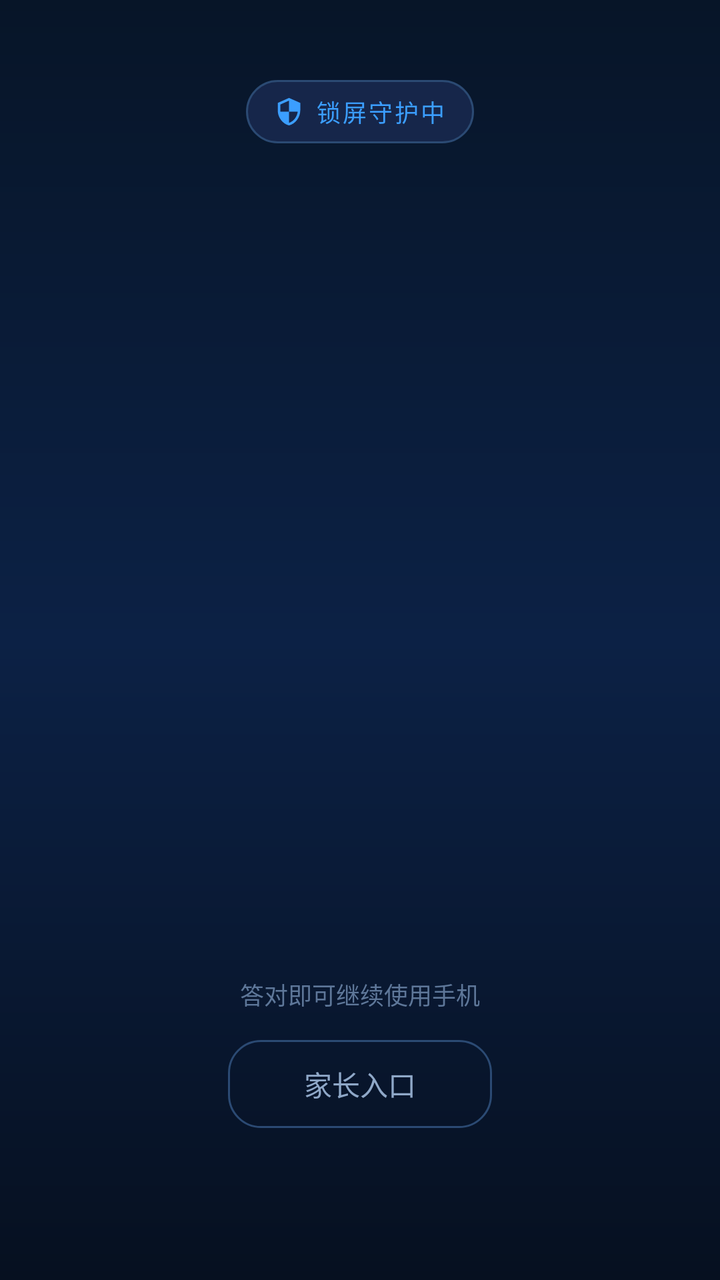
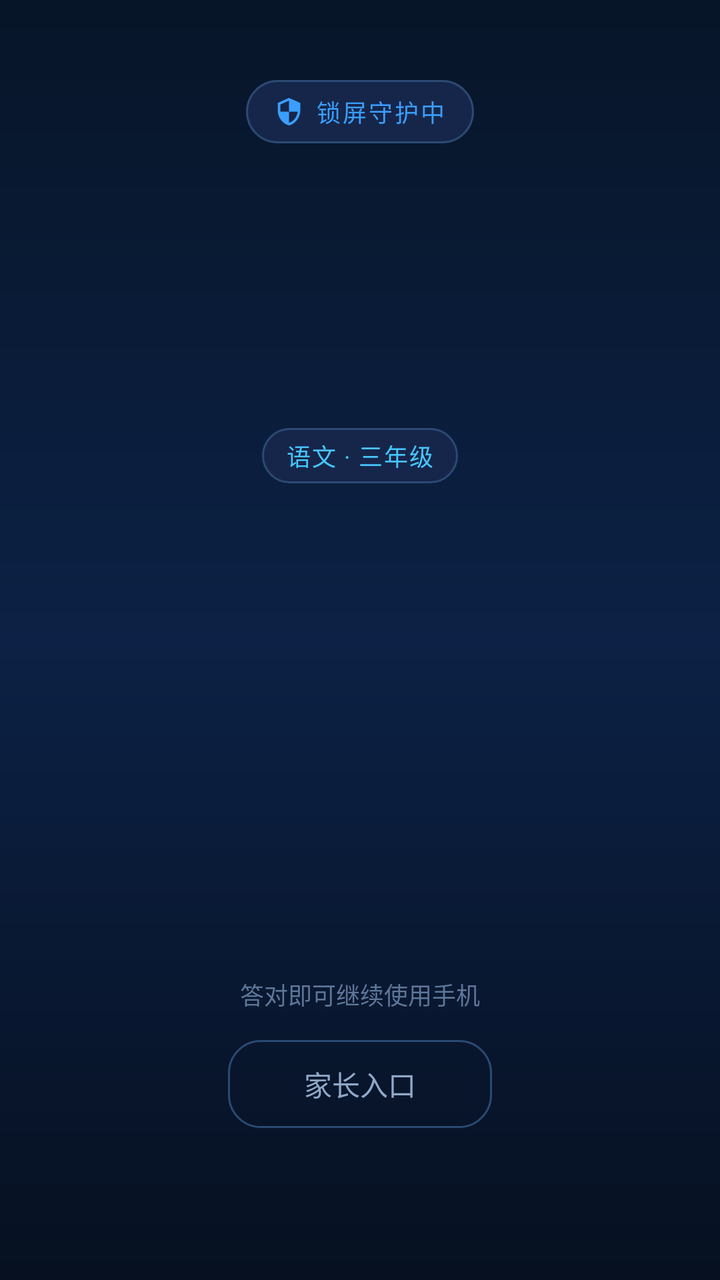

The first picture is an Android layout as it rendered before a commit; the second is the same layout after the commit. The layout source and the unified diff follow.
<!-- AndroidManifest.xml: application theme Theme.KidLock -->
<!-- res/layout/activity_main.xml -->
<?xml version="1.0" encoding="utf-8"?>
<FrameLayout xmlns:android="http://schemas.android.com/apk/res/android"
    android:layout_width="match_parent"
    android:layout_height="match_parent"
    android:background="@drawable/bg_screen">

    
    <LinearLayout
        android:orientation="vertical"
        android:paddingLeft="22dp"
        android:paddingRight="22dp"
        android:paddingTop="40dp"
        android:paddingBottom="76dp"
        android:layout_width="match_parent"
        android:layout_height="match_parent">

        
        <LinearLayout
            android:orientation="horizontal"
            android:gravity="center_vertical"
            android:background="@drawable/bg_chip"
            android:paddingLeft="14dp"
            android:paddingRight="14dp"
            android:paddingTop="7dp"
            android:paddingBottom="7dp"
            android:layout_gravity="center_horizontal"
            android:layout_width="wrap_content"
            android:layout_height="wrap_content">

            <ImageView
                android:src="@drawable/ic_shield"
                android:tint="@color/accent"
                android:layout_width="15dp"
                android:layout_height="15dp"
                android:contentDescription="守护" />

            <TextView
                android:text="锁屏守护中"
                android:textSize="12sp"
                android:textColor="@color/accent"
                android:letterSpacing="0.08"
                android:layout_marginStart="6dp"
                android:layout_width="wrap_content"
                android:layout_height="wrap_content" />
        </LinearLayout>

        <Space
            android:layout_weight="1"
            android:layout_width="match_parent"
            android:layout_height="0dp" />

        
        <TextView
            android:id="@+id/tvStatus"
            android:textSize="13sp"
            android:textColor="@color/text_secondary"
            android:letterSpacing="0.02"
            android:gravity="center"
            android:layout_width="match_parent"
            android:layout_height="wrap_content" />

        <TextView
            android:id="@+id/tvQuestion"
            android:textSize="30sp"
            android:textStyle="bold"
            android:textColor="@color/text_primary"
            android:gravity="center"
            android:lineSpacingExtra="6dp"
            android:layout_marginTop="10dp"
            android:layout_width="match_parent"
            android:layout_height="wrap_content" />

        
        <LinearLayout
            android:id="@+id/layoutOptions"
            android:orientation="vertical"
            android:layout_marginTop="26dp"
            android:layout_width="match_parent"
            android:layout_height="wrap_content" />

        <Space
            android:layout_weight="1"
            android:layout_width="match_parent"
            android:layout_height="0dp" />

        <TextView
            android:text="答对即可继续使用手机"
            android:textSize="12sp"
            android:textColor="@color/text_tertiary"
            android:gravity="center"
            android:layout_marginBottom="14dp"
            android:layout_width="match_parent"
            android:layout_height="wrap_content" />

        <androidx.appcompat.widget.AppCompatButton
            android:id="@+id/btnParent"
            android:text="家长入口"
            android:layout_gravity="center_horizontal"
            android:layout_width="wrap_content"
            android:layout_height="44dp"
            android:minWidth="132dp"
            android:paddingLeft="22dp"
            android:paddingRight="22dp"
            android:background="@drawable/bg_btn_ghost"
            android:textColor="@color/text_secondary"
            android:textSize="14sp"
            android:textAllCaps="false"
            android:stateListAnimator="@null" />
    </LinearLayout>
</FrameLayout>
<!-- resources referenced by this layout -->
<resources>
  <color name="accent">#3B9EFF</color>
  <color name="text_primary">#EAF2FF</color>
  <color name="text_secondary">#8FA8C8</color>
  <color name="text_tertiary">#5E7799</color>
  <!-- drawable bg_btn_ghost (drawable) -->
  <?xml version="1.0" encoding="utf-8"?>
  <selector xmlns:android="http://schemas.android.com/apk/res/android">
      <item android:state_pressed="true">
          <shape android:shape="rectangle">
              <solid android:color="@color/accent_soft" />
              <corners android:radius="16dp" />
              <stroke android:width="1dp" android:color="@color/accent" />
          </shape>
      </item>
      <item>
          <shape android:shape="rectangle">
              <solid android:color="@color/transparent" />
              <corners android:radius="16dp" />
              <stroke android:width="1dp" android:color="@color/stroke_strong" />
          </shape>
      </item>
  </selector>
  <!-- drawable bg_chip (drawable) -->
  <?xml version="1.0" encoding="utf-8"?>
  <shape xmlns:android="http://schemas.android.com/apk/res/android" android:shape="rectangle">
      <solid android:color="#16264A" />
      <corners android:radius="999dp" />
      <stroke android:width="1dp" android:color="@color/stroke_strong" />
  </shape>
  <!-- drawable bg_screen (drawable) -->
  <?xml version="1.0" encoding="utf-8"?>
  <shape xmlns:android="http://schemas.android.com/apk/res/android" android:shape="rectangle">
      <gradient
          android:angle="270"
          android:startColor="@color/bg_top"
          android:centerColor="@color/bg_mid"
          android:endColor="@color/bg_bottom"
          android:type="linear" />
  </shape>
  <!-- drawable ic_shield (drawable) -->
  <?xml version="1.0" encoding="utf-8"?>
  <vector xmlns:android="http://schemas.android.com/apk/res/android"
      android:width="24dp" android:height="24dp"
      android:viewportWidth="24" android:viewportHeight="24"
      android:tint="@color/text_primary">
      <path android:fillColor="#FFFFFFFF" android:pathData="M12,1L3,5v6c0,5.55 3.84,10.74 9,12 5.16,-1.26 9,-6.45 9,-12V5l-9,-4zM12,11.99h7c-0.53,4.12 -3.28,7.79 -7,8.94V12H5V6.3l7,-3.11v8.8z" />
  </vector>
  <style name="Theme.KidLock" parent="Theme.MaterialComponents.NoActionBar">
          <item name="android:windowBackground">@drawable/bg_screen</item>
          <item name="android:windowFullscreen">true</item>
  
          <item name="colorPrimary">@color/accent</item>
          <item name="colorPrimaryVariant">@color/accent_deep</item>
          <item name="colorSecondary">@color/accent_2</item>
          <item name="colorAccent">@color/accent</item>
          <item name="android:colorBackground">@color/bg_top</item>
  
          <item name="android:textColorPrimary">@color/text_primary</item>
          <item name="android:textColorSecondary">@color/text_secondary</item>
          <item name="android:textColorHint">@color/text_tertiary</item>
  
          <item name="android:statusBarColor">@color/transparent</item>
          <item name="android:navigationBarColor">@color/bg_bottom</item>
          <item name="android:windowLayoutInDisplayCutoutMode" tools:targetApi="28">shortEdges</item>
          <item name="android:enforceStatusBarContrast" tools:targetApi="29">false</item>
          <item name="android:enforceNavigationBarContrast" tools:targetApi="29">false</item>
          <item name="android:windowLightStatusBar">false</item>
          <item name="android:windowLightNavigationBar" tools:targetApi="27">false</item>
          <item name="android:forceDarkAllowed" tools:targetApi="29">false</item>
      </style>
  <color name="accent_soft">#1B3A66</color>
  <color name="transparent">#00000000</color>
  <color name="stroke_strong">#2B4A73</color>
  <color name="bg_top">#071528</color>
  <color name="bg_mid">#0C2145</color>
  <color name="bg_bottom">#061020</color>
  <color name="accent_deep">#2E7DFF</color>
  <color name="accent_2">#48C6FF</color>
</resources>

<!-- the commit's change to res/layout/activity_main.xml (unified diff, before → after) -->
@@ -50,6 +50,23 @@
             android:layout_height="0dp" />
 
         
+        
+        <TextView
+            android:id="@+id/tvSubject"
+            android:text="语文 · 三年级"
+            android:textSize="12sp"
+            android:textColor="@color/accent_2"
+            android:background="@drawable/bg_chip"
+            android:paddingLeft="12dp"
+            android:paddingRight="12dp"
+            android:paddingTop="5dp"
+            android:paddingBottom="5dp"
+            android:letterSpacing="0.05"
+            android:layout_gravity="center_horizontal"
+            android:layout_marginBottom="10dp"
+            android:layout_width="wrap_content"
+            android:layout_height="wrap_content" />
+
         <TextView
             android:id="@+id/tvStatus"
             android:textSize="13sp"
